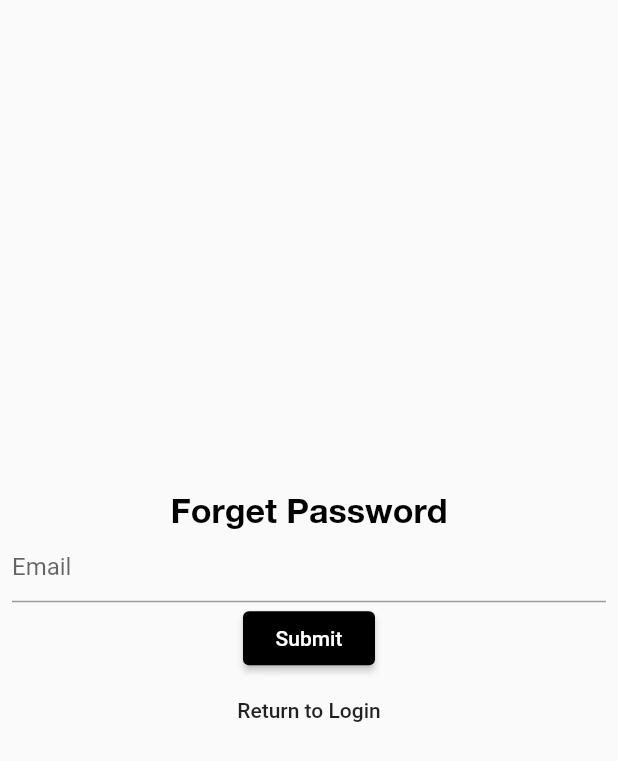
After one commit to syetalabs/flutter_firebase_cubit_starter_kit, a Flutter app: the ForgetPassword screen opened by its route, on a phone screen of 412 x 824 dp. The commit adds this screen. Shown: the top 761 px of the screen. Run offline on Flutter 3.47's test engine with Material 2 defaults, Android fonts, the phone set to English and light mode, and no system bars; our stand-ins replace bloc, circular_profile_avatar, firebase_auth, firebase_core, firebase_crashlytics, flutter_bloc and 1 more; accounts and stored records are empty.

Commit message:
added forget password

```diff
--- a/lib/cubits/auth/auth_cubit.dart
+++ b/lib/cubits/auth/auth_cubit.dart
@@ -44,4 +44,14 @@ class AuthCubit extends Cubit<AuthState> {
       emit(AuthError(e.toString()));
     }
   }
+
+  Future submitPasswordReset(String email) async {
+    try {
+      emit(AuthLoading());
+      await _authRepository.passwordResetSubmit(email);
+      emit(PasswordRequestSubmitted());
+    } catch (e) {
+      emit(AuthError(e.toString()));
+    }
+  }
 }
--- a/lib/cubits/auth/auth_state.dart
+++ b/lib/cubits/auth/auth_state.dart
@@ -50,3 +50,7 @@ class AuthError extends AuthState {
 class Registered extends AuthState {
   const Registered();
 }
+
+class PasswordRequestSubmitted extends AuthState {
+  const PasswordRequestSubmitted();
+}
--- a/lib/data/repositories/auth_repository.dart
+++ b/lib/data/repositories/auth_repository.dart
@@ -7,6 +7,7 @@ abstract class AuthRepository {
   Future<void> login(String email, String password);
   Future<void> register(String email, String password);
   Future<void> logout();
+  Future<void> passwordResetSubmit(String email);
 }
 
 class FirebaseAuthRepository implements AuthRepository {
@@ -49,4 +50,13 @@ class FirebaseAuthRepository implements AuthRepository {
       throw (e);
     }
   }
+
+  @override
+  Future<void> passwordResetSubmit(String email) async {
+    try {
+      return _auth.sendPasswordResetEmail(email: email);
+    } catch (e) {
+      throw e;
+    }
+  }
 }
--- a/lib/util/custom_routes.dart
+++ b/lib/util/custom_routes.dart
@@ -1,5 +1,6 @@
 import 'package:flutter/material.dart';
 import 'package:flutter_firebase_cubit_starter_kit/views/pages/app_config/index.dart';
+import 'package:flutter_firebase_cubit_starter_kit/views/pages/auth/forget_password.dart';
 import 'package:flutter_firebase_cubit_starter_kit/views/pages/data_curd/index.dart';
 import 'package:flutter_firebase_cubit_starter_kit/views/pages/firebase_cloud/index.dart';
 import 'package:flutter_firebase_cubit_starter_kit/views/pages/image_upload/index.dart';
@@ -35,4 +36,5 @@ var customRoutes = <String, WidgetBuilder>{
   FirebaseCloudScreen.routeName: (context) => FirebaseCloudScreen(),
   ImageUploadScreen.routeName: (context) => ImageUploadScreen(),
   VersionScreen.routeName: (context) => VersionScreen(),
+  ForgetPassword.routeName: (context) => ForgetPassword(),
 };
--- /dev/null
+++ b/lib/views/pages/auth/forget_password.dart
@@ -0,0 +1,146 @@
+import 'package:flutter/material.dart';
+
+import 'package:flutter_bloc/flutter_bloc.dart';
+
+import 'login.dart';
+import '../../../cubits/auth/auth_cubit.dart';
+import '../../../util/size_config.dart';
+
+class ForgetPassword extends StatefulWidget {
+  static const routeName = '/forget-password-screen';
+  @override
+  _ForgetPasswordState createState() => _ForgetPasswordState();
+}
+
+class _ForgetPasswordState extends State<ForgetPassword>
+    with WidgetsBindingObserver {
+  TextEditingController _emailController;
+
+  @override
+  void initState() {
+    WidgetsBinding.instance.addObserver(this);
+    _emailController = TextEditingController();
+    super.initState();
+  }
+
+  @override
+  Widget build(BuildContext context) {
+    return Scaffold(
+      body: BlocConsumer<AuthCubit, AuthState>(
+        builder: (context, state) {
+          if (state is AuthError) {
+            return Center(
+              child: FlatButton(
+                child: Text('Back to Login'),
+                onPressed: () {
+                  Navigator.of(context).pushNamed(LoginScreen.routeName);
+                },
+              ),
+            );
+          } else if (state is PasswordRequestSubmitted) {
+            return Center(
+              child: FlatButton(
+                child: Text('Back to Login'),
+                onPressed: () {
+                  Navigator.of(context).pushNamed(LoginScreen.routeName);
+                },
+              ),
+            );
+          }
+          return ResetForm(emailController: _emailController, context: context);
+        },
+        listener: (context, state) {
+          if (state is AuthLoading) {
+            Scaffold.of(context).showSnackBar(
+              SnackBar(
+                content: Text('Loading...'),
+              ),
+            );
+          } else if (state is AuthError) {
+            Scaffold.of(context).showSnackBar(
+              SnackBar(
+                content: Text('An Error Occured'),
+              ),
+            );
+          } else if (state is PasswordRequestSubmitted) {
+            Scaffold.of(context).showSnackBar(
+              SnackBar(
+                content:
+                    Text('Password reset link has been sent to your email'),
+              ),
+            );
+          }
+        },
+      ),
+    );
+  }
+}
+
+class ResetForm extends StatelessWidget {
+  const ResetForm({
+    Key key,
+    @required TextEditingController emailController,
+    @required BuildContext context,
+  })  : _emailController = emailController,
+        _context = context,
+        super(key: key);
+
+  final TextEditingController _emailController;
+  final BuildContext _context;
+
+  void submitReset() {
+    String email = _emailController.text.trim().toString();
+    final authCubit = BlocProvider.of<AuthCubit>(_context);
+    authCubit.submitPasswordReset(email);
+  }
+
+  @override
+  Widget build(BuildContext context) {
+    return Center(
+      child: Padding(
+        padding: const EdgeInsets.all(8.0),
+        child: Column(
+          mainAxisSize: MainAxisSize.min,
+          crossAxisAlignment: CrossAxisAlignment.center,
+          children: [
+            Text(
+              'Forget Password',
+              style: TextStyle(
+                  color: Colors.black,
+                  fontFamily: 'HelveticaNeue',
+                  fontWeight: FontWeight.w500,
+                  fontSize: SizeConfig.blockSizeHorizontal * 5.5),
+              textAlign: TextAlign.center,
+            ),
+            TextFormField(
+              controller: _emailController,
+              decoration: InputDecoration(
+                hintText: 'Email',
+              ),
+            ),
+            MaterialButton(
+              onPressed: submitReset,
+              child: Text(
+                'Submit',
+                style: TextStyle(
+                  color: Colors.white,
+                ),
+                textAlign: TextAlign.center,
+              ),
+              color: Colors.black,
+              shape: RoundedRectangleBorder(
+                  borderRadius: BorderRadius.all(Radius.circular(4))),
+            ),
+            FlatButton(
+              onPressed: () {
+                Navigator.of(context).push(
+                    MaterialPageRoute(builder: (context) => LoginScreen()));
+              },
+              child: Text('Return to Login'),
+            ),
+          ],
+        ),
+      ),
+    );
+  }
+}
--- a/lib/views/pages/auth/login.dart
+++ b/lib/views/pages/auth/login.dart
@@ -1,6 +1,7 @@
 import 'package:flutter/material.dart';
 
 import 'package:flutter_bloc/flutter_bloc.dart';
+import 'package:flutter_firebase_cubit_starter_kit/views/pages/auth/forget_password.dart';
 
 import 'home/index.dart';
 import 'register.dart';
@@ -110,6 +111,12 @@ class _LoginScreenState extends State<LoginScreen> with WidgetsBindingObserver {
                 },
                 child: Text('Register'),
               ),
+              FlatButton(
+                onPressed: () {
+                  Navigator.of(context).pushNamed(ForgetPassword.routeName);
+                },
+                child: Text('Forget Password?'),
+              ),
             ],
           ),
         ),
```
Also changed, not shown: lib/views/pages/auth/home/index.dart (+12 -0 lines), lib/views/pages/dashboard/index.dart (+6 -1 lines).
